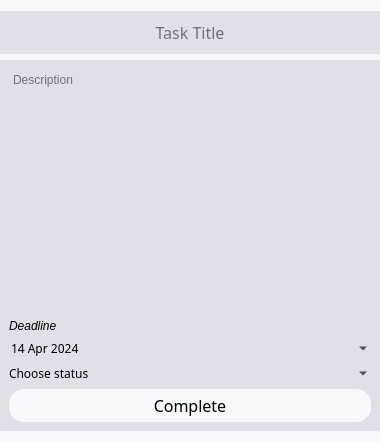
PashtetDev/ToDoshka, file task.ui: the form before one commit.
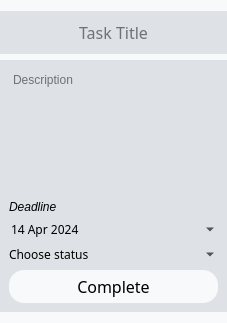
The form after the commit.

Patch:
```diff
--- a/task.ui
+++ b/task.ui
@@ -6,8 +6,8 @@
    <rect>
     <x>0</x>
     <y>0</y>
-    <width>380</width>
-    <height>442</height>
+    <width>227</width>
+    <height>317</height>
    </rect>
   </property>
   <property name="sizePolicy">
@@ -115,6 +115,12 @@
        <verstretch>0</verstretch>
       </sizepolicy>
      </property>
+     <property name="minimumSize">
+      <size>
+       <width>227</width>
+       <height>252</height>
+      </size>
+     </property>
      <layout class="QVBoxLayout" name="verticalLayout_2">
       <item>
        <widget class="QPlainTextEdit" name="descriptionEdit">
```
